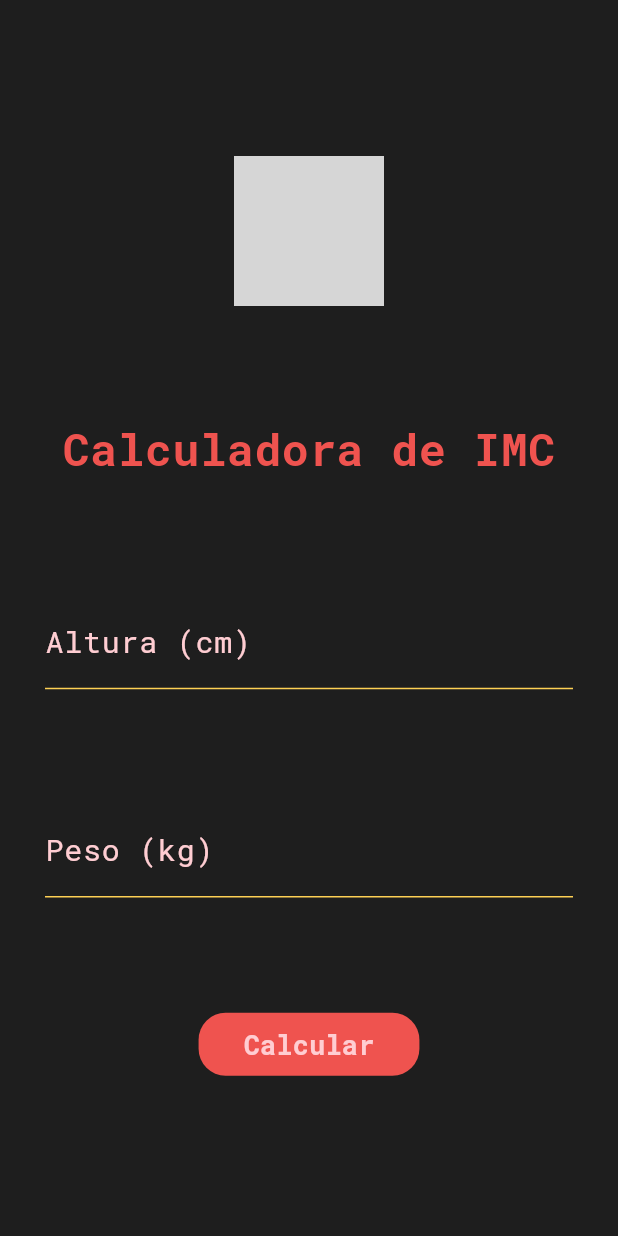
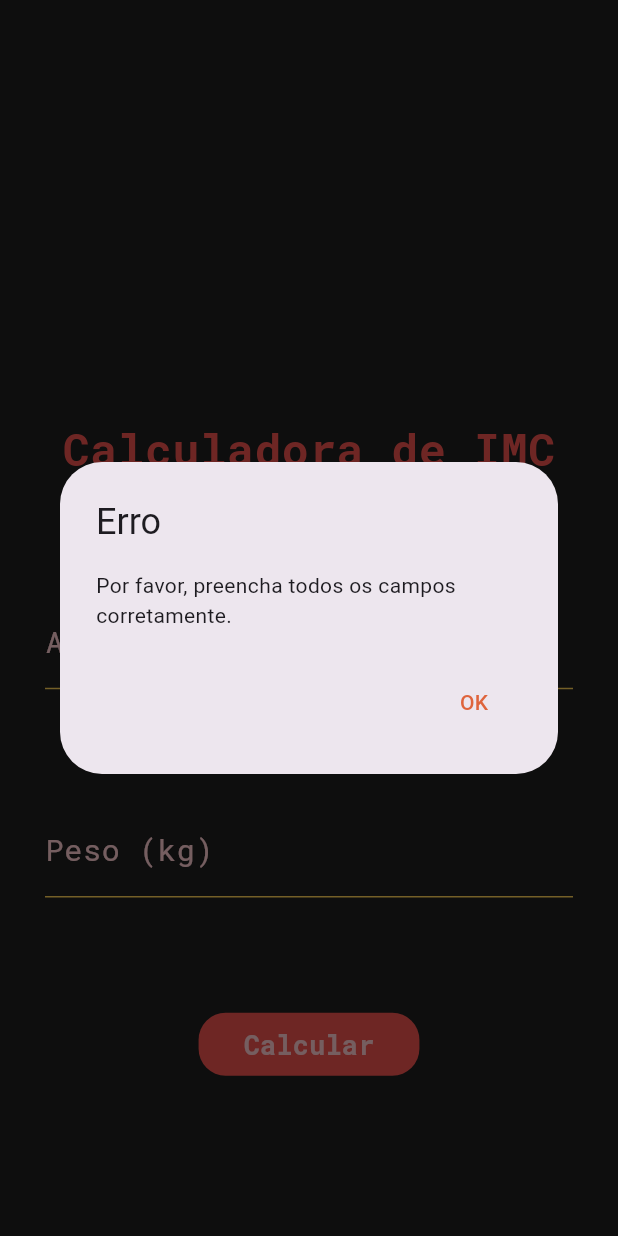
Before and after one commit to NathaliePatzer/FitFoxie, a Flutter app: the ImcForm screen opened directly with empty values, after a tap on "Calcular", on a phone screen of 412 x 824 dp. Run offline on Flutter 3.47's test engine with Material 3 defaults, Android fonts, the light colour scheme and no system bars; our stand-ins replace google_fonts; grey boxes are pictures that could not be loaded.

Commit message:
final adjustments :rocket:

```diff
--- a/lib/main.dart
+++ b/lib/main.dart
@@ -30,8 +30,6 @@ class MyApp extends StatelessWidget {
       routes: {
         '/home': (context) => Home(),
         '/results': (context) => Results(imc: 0.0,calorias: 0.0),
-        //'/imcForm': (context) => ImcForm(),
-        //'/caloriasForm': (context) => CaloriasForm(),
       },
     );
   }
--- a/lib/pages/imcForm.dart
+++ b/lib/pages/imcForm.dart
@@ -33,6 +33,23 @@ class ImcForm extends StatelessWidget {
       Navigator.push(
         context,
         MaterialPageRoute(builder: (context) => Results(imc: imc, calorias: calorias,)),
+      );
+    } else {
+      showDialog(
+        context: context,
+        builder:
+            (_) => AlertDialog(
+              title: const Text('Erro'),
+              content: const Text(
+                'Por favor, preencha todos os campos corretamente.',
+              ),
+              actions: [
+                TextButton(
+                  onPressed: () => Navigator.pop(context),
+                  child: const Text('OK'),
+                ),
+              ],
+            ),
       );
     }
   }
--- a/lib/widgets/caloriasDefault.dart
+++ b/lib/widgets/caloriasDefault.dart
@@ -70,9 +70,10 @@ class Caloriasdefault extends StatelessWidget {
               ),
               child: Text(
                 "Manda ver!",
-                style: TextStyle(
+                style: GoogleFonts.robotoMono(
                   color: Theme.of(context).colorScheme.inverseSurface,
                   fontSize: 18,
+                  fontWeight: FontWeight.bold,
                 ),
               ),
             ),
--- a/lib/widgets/imcDefault.dart
+++ b/lib/widgets/imcDefault.dart
@@ -70,9 +70,10 @@ class Imcdefault extends StatelessWidget {
               ),
               child: Text(
                 "Vamos!",
-                style: TextStyle(
+                style: GoogleFonts.robotoMono(
                   color: Theme.of(context).colorScheme.inverseSurface,
                   fontSize: 18,
+                  fontWeight: FontWeight.bold,
                 ),
               ),
             ),
```
Also changed, not shown: lib/pages/results.dart (+35 -2 lines).
